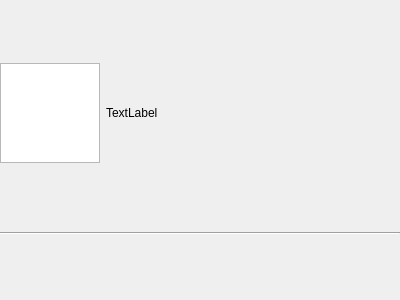
Old version of the form src/gui/ui/actionmenuitem.ui in the repository facade-technologies-inc/facile.
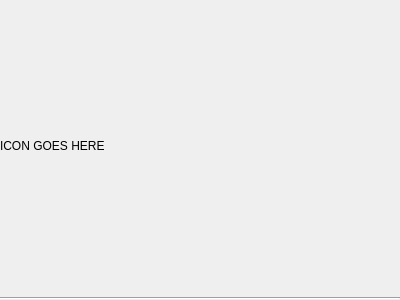
New version of the form.

Commit message:
No more action icon scroll bars. (#194)
* Show action icons using pixmap instead of graphics view and switched order - now icon is on the right.

* show name of action in icon rather than to the left of it.

```diff
--- a/src/gui/ui/actionmenuitem.ui
+++ b/src/gui/ui/actionmenuitem.ui
@@ -29,22 +29,9 @@
    <item>
     <layout class="QHBoxLayout" name="horizontalLayout">
      <item>
-      <widget class="QGraphicsView" name="actionIcon">
-       <property name="maximumSize">
-        <size>
-         <width>100</width>
-         <height>100</height>
-        </size>
-       </property>
-      </widget>
-     </item>
-     <item>
-      <widget class="QLabel" name="actionLabel">
-       <property name="styleSheet">
-        <string notr="true">font: 87 12pt &quot;Segoe UI Black&quot;;</string>
-       </property>
+      <widget class="QLabel" name="actionIcon">
        <property name="text">
-        <string>TextLabel</string>
+        <string>ICON GOES HERE</string>
        </property>
       </widget>
      </item>
```
The commit also changes 3 other files.
